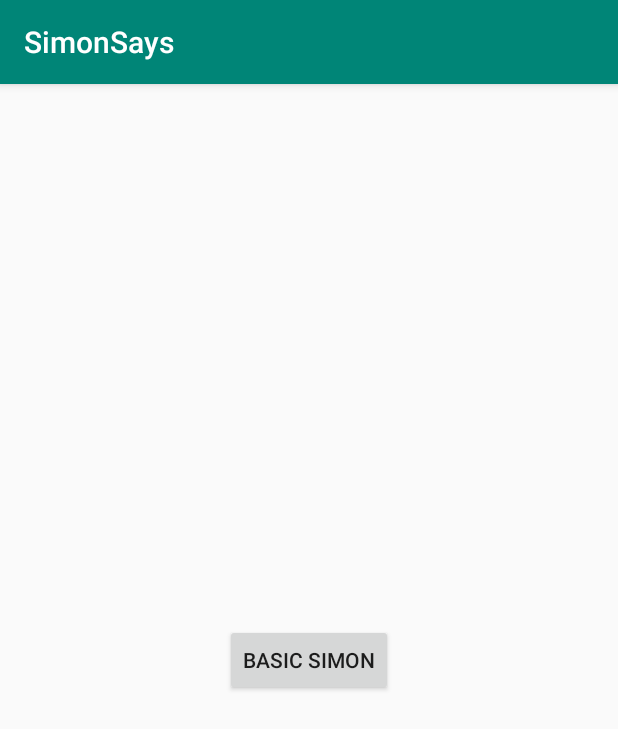
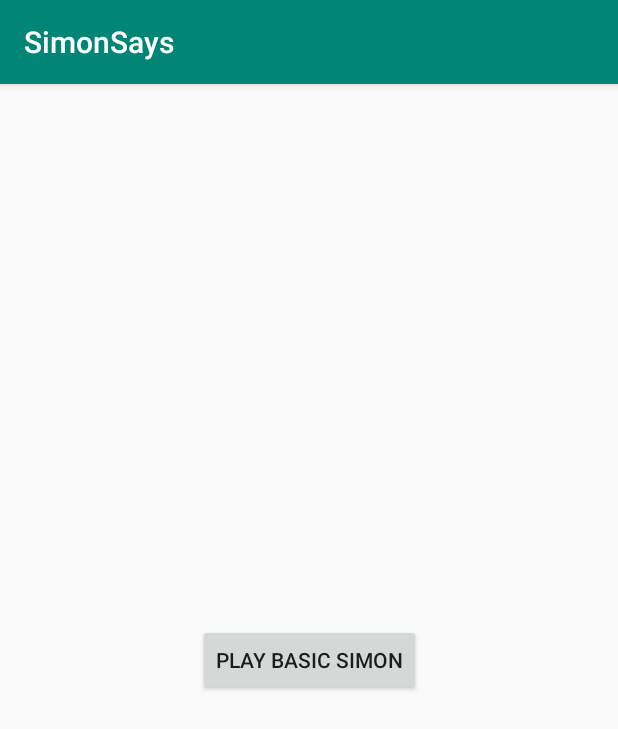
Before and after one commit to klester3/Simon, an Android app: the screen it shows after launch (MainActivity), on a phone screen of 412 x 824 dp. Shown: the top 729 px of the screen. Run offline under Robolectric (Android 15) with nearby library versions, the phone set to English and light mode, and no system bars.

```diff
--- a/app/src/main/res/layout/activity_main.xml
+++ b/app/src/main/res/layout/activity_main.xml
@@ -14,7 +14,7 @@
         android:layout_marginTop="8dp"
         android:layout_marginEnd="8dp"
         android:layout_marginBottom="8dp"
-        android:text="Basic Simon"
+        android:text="Play Basic Simon"
         app:layout_constraintBottom_toBottomOf="parent"
         app:layout_constraintEnd_toEndOf="parent"
         app:layout_constraintStart_toStartOf="parent"
```
